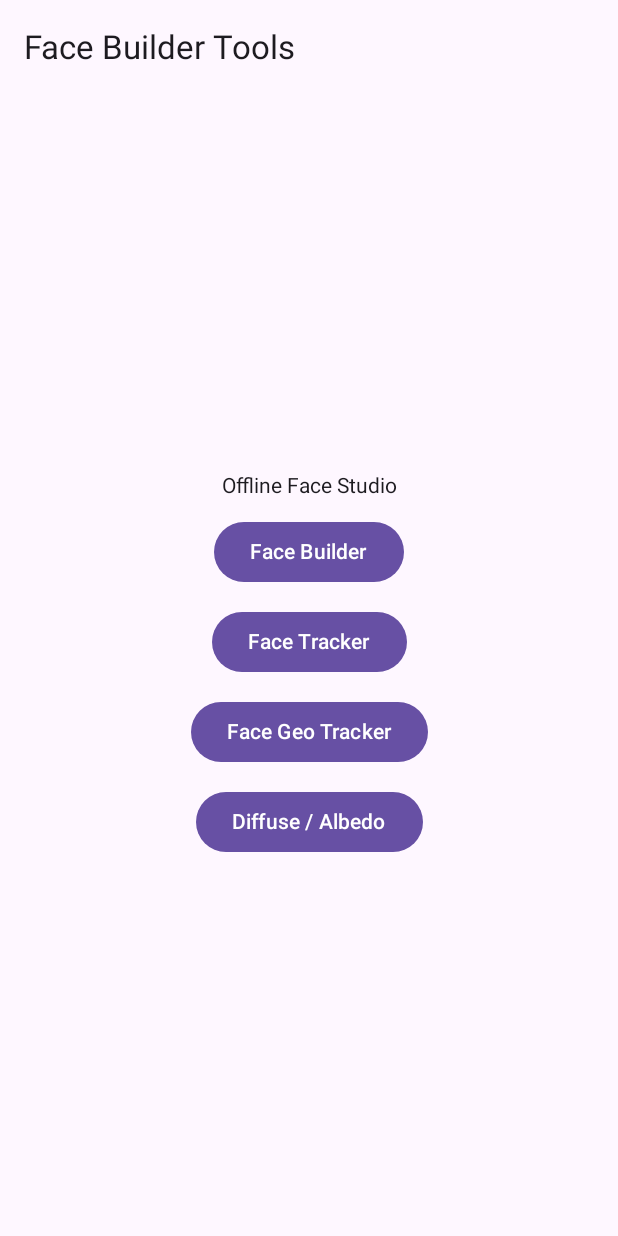
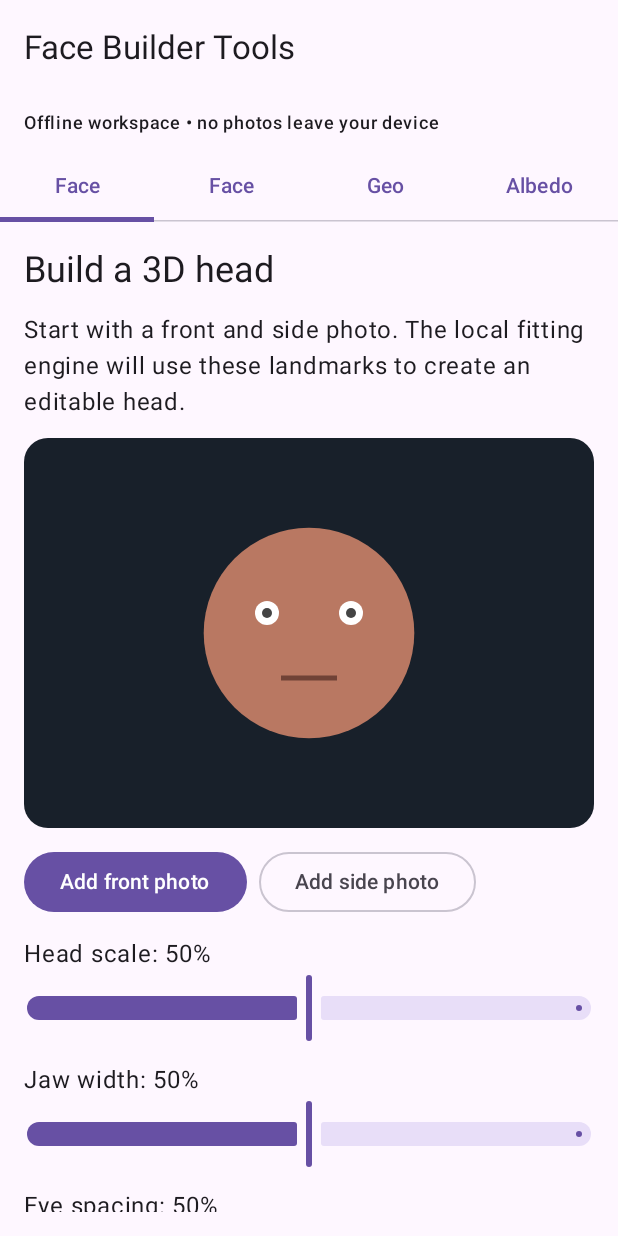
Before and after one commit to Acero21/Facebuildertools, an Android app built with Jetpack Compose: the screen it shows after launch (MainActivity), on a phone screen of 412 x 824 dp. Run offline under Robolectric (Android 15) with nearby library versions, the phone set to English and light mode, and no system bars.

Commit message:
Build the offline face studio MVP interface and workspace navigation

```diff
--- a/app/src/main/java/com/facebuilder/tools/MainActivity.kt
+++ b/app/src/main/java/com/facebuilder/tools/MainActivity.kt
@@ -3,18 +3,40 @@ package com.facebuilder.tools
 import android.os.Bundle
 import androidx.activity.ComponentActivity
 import androidx.activity.compose.setContent
+import androidx.compose.foundation.Canvas
+import androidx.compose.foundation.background
 import androidx.compose.foundation.layout.Arrangement
 import androidx.compose.foundation.layout.Column
+import androidx.compose.foundation.layout.Row
+import androidx.compose.foundation.layout.Spacer
 import androidx.compose.foundation.layout.fillMaxSize
+import androidx.compose.foundation.layout.fillMaxWidth
+import androidx.compose.foundation.layout.height
 import androidx.compose.foundation.layout.padding
+import androidx.compose.foundation.layout.width
+import androidx.compose.foundation.lazy.LazyColumn
+import androidx.compose.foundation.shape.RoundedCornerShape
 import androidx.compose.material3.Button
-import androidx.compose.material3.ExperimentalMaterial3Api
+import androidx.compose.material3.Card
+import androidx.compose.material3.MaterialTheme
+import androidx.compose.material3.OutlinedButton
 import androidx.compose.material3.Scaffold
+import androidx.compose.material3.Slider
+import androidx.compose.material3.Tab
+import androidx.compose.material3.TabRow
 import androidx.compose.material3.Text
 import androidx.compose.material3.TopAppBar
 import androidx.compose.runtime.Composable
+import androidx.compose.runtime.getValue
+import androidx.compose.runtime.mutableFloatStateOf
+import androidx.compose.runtime.mutableIntStateOf
+import androidx.compose.runtime.mutableStateOf
+import androidx.compose.runtime.remember
+import androidx.compose.runtime.setValue
 import androidx.compose.ui.Alignment
 import androidx.compose.ui.Modifier
+import androidx.compose.ui.geometry.Offset
+import androidx.compose.ui.graphics.Color
 import androidx.compose.ui.unit.dp
 
 class MainActivity : ComponentActivity() {
@@ -24,20 +46,119 @@ class MainActivity : ComponentActivity() {
     }
 }
 
-@OptIn(ExperimentalMaterial3Api::class)
+private val tools = listOf("Face Builder", "Face Tracker", "Geo Tracker", "Albedo")
+
 @Composable
 fun FaceBuilderApp() {
-    Scaffold(topBar = { TopAppBar(title = { Text("Face Builder Tools") }) }) { padding ->
-        Column(
-            modifier = Modifier.fillMaxSize().padding(padding).padding(24.dp),
-            verticalArrangement = Arrangement.spacedBy(12.dp, Alignment.CenterVertically),
-            horizontalAlignment = Alignment.CenterHorizontally
-        ) {
-            Text("Offline Face Studio")
-            Button(onClick = {}) { Text("Face Builder") }
-            Button(onClick = {}) { Text("Face Tracker") }
-            Button(onClick = {}) { Text("Face Geo Tracker") }
-            Button(onClick = {}) { Text("Diffuse / Albedo") }
+    var selectedTool by remember { mutableIntStateOf(0) }
+    var projectName by remember { mutableStateOf("Untitled face") }
+
+    MaterialTheme {
+        Scaffold(topBar = {
+            TopAppBar(title = { Text("Face Builder Tools") })
+        }) { padding ->
+            Column(Modifier.fillMaxSize().padding(padding)) {
+                Text(
+                    "Offline workspace • no photos leave your device",
+                    modifier = Modifier.padding(horizontal = 16.dp, vertical = 10.dp),
+                    style = MaterialTheme.typography.labelMedium
+                )
+                TabRow(selectedTabIndex = selectedTool) {
+                    tools.forEachIndexed { index, title ->
+                        Tab(
+                            selected = selectedTool == index,
+                            onClick = { selectedTool = index },
+                            text = { Text(title, maxLines = 1) }
+                        )
+                    }
+                }
+                when (selectedTool) {
+                    0 -> BuilderScreen(projectName, { projectName = it })
+                    1 -> TrackerScreen()
+                    2 -> GeoTrackerScreen()
+                    else -> AlbedoScreen()
+                }
+            }
         }
     }
 }
+
+@Composable
+private fun BuilderScreen(name: String, onNameChange: (String) -> Unit) {
+    var headScale by remember { mutableFloatStateOf(0.5f) }
+    var jawWidth by remember { mutableFloatStateOf(0.5f) }
+    var eyeSpacing by remember { mutableFloatStateOf(0.5f) }
+
+    LazyColumn(
+        modifier = Modifier.fillMaxSize().padding(16.dp),
+        verticalArrangement = Arrangement.spacedBy(12.dp)
+    ) {
+        item { Text("Build a 3D head", style = MaterialTheme.typography.headlineSmall) }
+        item { Text("Start with a front and side photo. The local fitting engine will use these landmarks to create an editable head.") }
+        item { PreviewCard() }
+        item {
+            Row(horizontalArrangement = Arrangement.spacedBy(8.dp)) {
+                Button(onClick = { }) { Text("Add front photo") }
+                OutlinedButton(onClick = { }) { Text("Add side photo") }
+            }
+        }
+        item { SliderControl("Head scale", headScale) { headScale = it } }
+        item { SliderControl("Jaw width", jawWidth) { jawWidth = it } }
+        item { SliderControl("Eye spacing", eyeSpacing) { eyeSpacing = it } }
+        item { Text("Project: $name", style = MaterialTheme.typography.titleMedium) }
+        item { Button(onClick = { }) { Text("Export GLB / OBJ") } }
+    }
+}
+
+@Composable
+private fun PreviewCard() {
+    Card(Modifier.fillMaxWidth().height(260.dp), shape = RoundedCornerShape(16.dp)) {
+        Canvas(Modifier.fillMaxSize().background(Color(0xFF18202A))) {
+            val center = Offset(size.width / 2, size.height / 2)
+            drawCircle(Color(0xFFB97862), size.minDimension * .27f, center)
+            drawCircle(Color.White, 12f, center - Offset(42f, 20f))
+            drawCircle(Color.White, 12f, center + Offset(42f, -20f))
+            drawCircle(Color.DarkGray, 5f, center - Offset(42f, 20f))
+            drawCircle(Color.DarkGray, 5f, center + Offset(42f, -20f))
+            drawLine(Color(0xFF704236), center + Offset(-28f, 45f), center + Offset(28f, 45f), 5f)
+        }
+    }
+}
+
+@Composable
+private fun SliderControl(label: String, value: Float, onValueChange: (Float) -> Unit) {
+    Column {
+        Text("$label: ${(value * 100).toInt()}%")
+        Slider(value = value, onValueChange = onValueChange)
+    }
+}
+
+@Composable
+private fun TrackerScreen() {
+    WorkspaceScreen("Face tracker", "Track 468 facial landmarks from camera or imported video.", "Open camera", "Import video")
+}
+
+@Composable
+private fun GeoTrackerScreen() {
+    WorkspaceScreen("Face geo tracker", "Fit the editable head mesh to tracked landmarks frame by frame.", "Load head", "Track sequence")
+}
+
+@Composable
+private fun AlbedoScreen() {
+    WorkspaceScreen("Diffuse / albedo", "Paint a clean base-color map without baked shadows or highlights.", "Create 2K map", "Export PNG")
+}
+
+@Composable
+private fun WorkspaceScreen(title: String, description: String, primary: String, secondary: String) {
+    Column(Modifier.fillMaxSize().padding(16.dp), verticalArrangement = Arrangement.spacedBy(16.dp)) {
+        Spacer(Modifier.height(8.dp))
+        Text(title, style = MaterialTheme.typography.headlineSmall)
+        Text(description)
+        PreviewCard()
+        Row(horizontalArrangement = Arrangement.spacedBy(8.dp)) {
+            Button(onClick = { }) { Text(primary) }
+            OutlinedButton(onClick = { }) { Text(secondary) }
+        }
+        Text("This workspace is offline-first. Processing and project files remain on the device.", style = MaterialTheme.typography.bodySmall)
+    }
+}
--- a/settings.gradle.kts
+++ b/settings.gradle.kts
@@ -1,3 +1,5 @@
+import org.gradle.api.initialization.resolve.RepositoriesMode
+
 pluginManagement {
     repositories {
         google()
```
Also changed, not shown: 1 other file.
